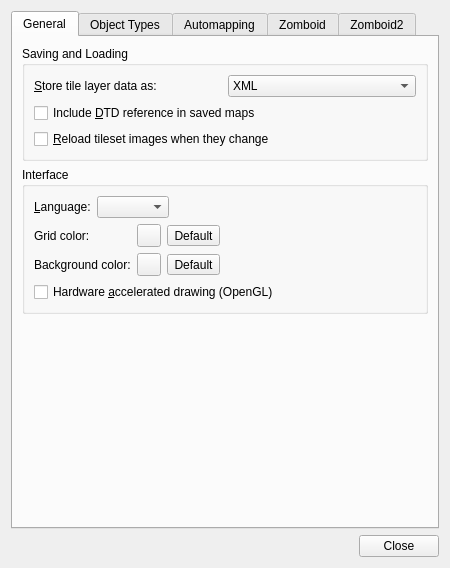
Old version of the form src/tiled/preferencesdialog.ui in the repository timbaker/tiled.
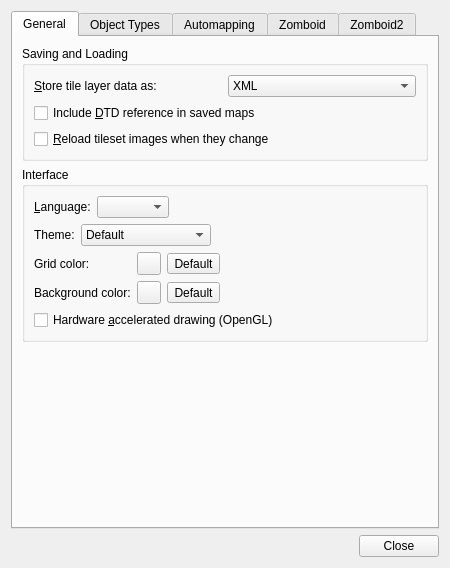
New version of the form. The open tabs and pages were chosen to show the change. Icons and pictures are not drawn. Custom widgets are drawn as their Qt base class.

Commit message:
Added theme combobox to Preferences > General > Interface.
https://github.com/ColinDuquesnoy/QDarkStyleSheet

Patch:
```diff
--- a/src/tiled/preferencesdialog.ui
+++ b/src/tiled/preferencesdialog.ui
@@ -131,6 +131,49 @@
             </item>
            </layout>
           </item>
+          <item>
+           <layout class="QHBoxLayout" name="themeLayout">
+            <item>
+             <widget class="QLabel" name="themeLabel">
+              <property name="text">
+               <string>Theme:</string>
+              </property>
+             </widget>
+            </item>
+            <item>
+             <widget class="QComboBox" name="themeCombo">
+              <item>
+               <property name="text">
+                <string>Default</string>
+               </property>
+              </item>
+              <item>
+               <property name="text">
+                <string>QDarkStyle (Dark)</string>
+               </property>
+              </item>
+              <item>
+               <property name="text">
+                <string>QDarkStyle (Light)</string>
+               </property>
+              </item>
+             </widget>
+            </item>
+            <item>
+             <spacer name="horizontalSpacer_6">
+              <property name="orientation">
+               <enum>Qt::Horizontal</enum>
+              </property>
+              <property name="sizeHint" stdset="0">
+               <size>
+                <width>40</width>
+                <height>20</height>
+               </size>
+              </property>
+             </spacer>
+            </item>
+           </layout>
+          </item>
           <item>
            <layout class="QGridLayout" name="gridLayout_2">
             <item row="2" column="2">
```
Left out of the diff: 2 changed lines with no effect on the pictures. The commit also changes 436 other files.
